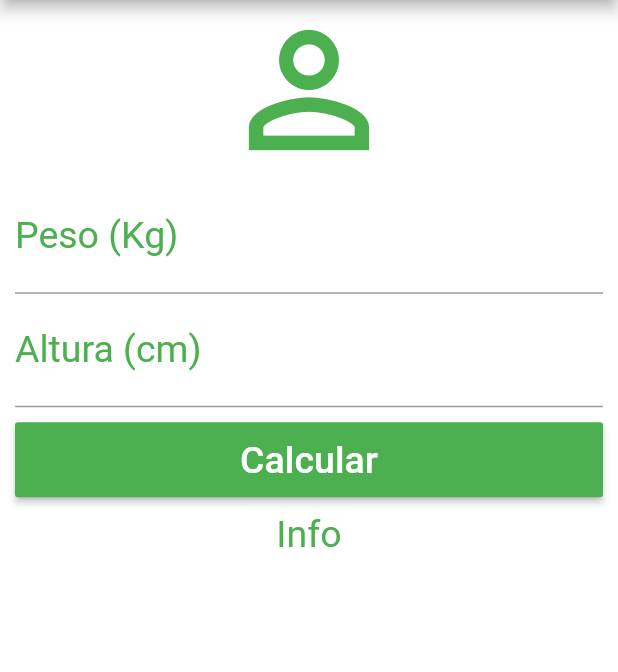
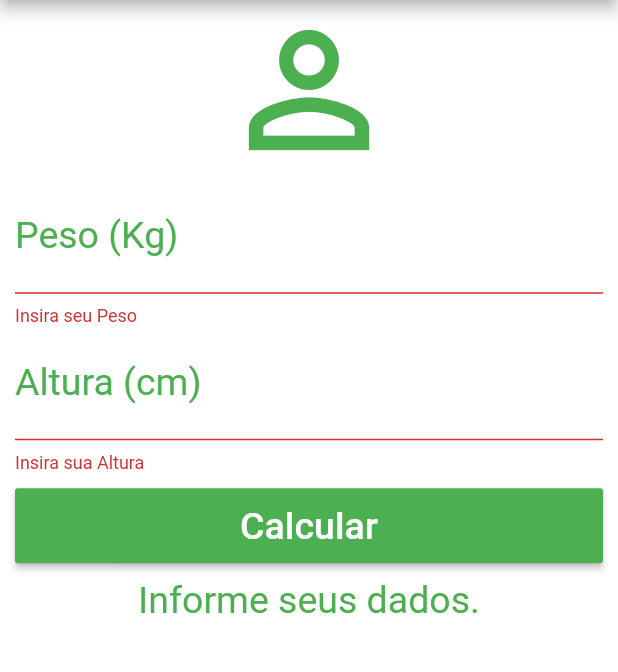
Before and after one commit to llucasmendes/Curso_Flutter_16, a Flutter app: the screen it shows after launch, after a tap on "Calcular", on a phone screen of 412 x 824 dp, the part 84-756 px from its top. Run offline on Flutter 3.47's test engine with Material 2 defaults, Android fonts, the phone set to English and light mode, and no system bars.

Commit message:
funcionalidade de calculo

```diff
--- a/calculadora_de_imc/lib/main.dart
+++ b/calculadora_de_imc/lib/main.dart
@@ -13,6 +13,45 @@
 }
 
 class _HomeState extends State<Home> {
+  TextEditingController weightController = TextEditingController();
+  TextEditingController heightController = TextEditingController();
+
+  GlobalKey<FormState> _formKey = GlobalKey<FormState>();
+
+  String _infoText = "Informe seus dados.";
+
+  void _resetFields() {
+    weightController.text = "";
+    heightController.text = "";
+
+    setState(() {
+      _infoText = "Informe seus dados.";
+    });
+  }
+
+  void _calculate() {
+    setState(() {
+      double weight = double.parse(weightController.text);
+      double height = double.parse(heightController.text) / 100;
+      double imc = weight / (height * height);
+
+      if (imc < 18.6) {
+        _infoText = "Abaixo do Peso IMC: (${imc.toStringAsPrecision(2)})";
+      } else if (imc >= 18.6 && imc < 24.9) {
+        _infoText = "Peso Ideal IMC: (${imc.toStringAsPrecision(2)})";
+      } else if (imc >= 24.9 && imc < 29.9) {
+        _infoText =
+            "Levemente acima do Peso IMC: (${imc.toStringAsPrecision(2)})";
+      } else if (imc >= 29.9 && imc < 34.9) {
+        _infoText = "Obesidade Grau I IMC: (${imc.toStringAsPrecision(2)})";
+      } else if (imc >= 34.9 && imc < 39.9) {
+        _infoText = "Obesidade Grau II IMC: (${imc.toStringAsPrecision(2)})";
+      } else if (imc > 40) {
+        _infoText = "Obesidade Grau III IMC: (${imc.toStringAsPrecision(2)})";
+      }
+    });
+  }
+
   @override
   Widget build(BuildContext context) {
     return Scaffold(
@@ -23,39 +62,57 @@
           actions: <Widget>[
             IconButton(
               icon: Icon(Icons.refresh),
-              onPressed: () {},
+              onPressed: _resetFields,
             )
           ],
         ),
         backgroundColor: Colors.white,
         body: SingleChildScrollView(
           padding: EdgeInsets.fromLTRB(10.0, 0.0, 10.0, 0.0),
+          child: Form(
+            key: _formKey,
             child: Column(
               crossAxisAlignment: CrossAxisAlignment.stretch,
               children: <Widget>[
                 Icon(Icons.person_outline, size: 120.0, color: Colors.green),
-              TextField(
+                TextFormField(
                   keyboardType: TextInputType.number,
                   decoration: InputDecoration(
                       labelText: "Peso (Kg)",
                       labelStyle: TextStyle(color: Colors.green)),
                   textAlign: TextAlign.center,
                   style: TextStyle(color: Colors.green, fontSize: 25.0),
+                  controller: weightController,
+                  validator: (value) {
+                    if (value.isEmpty) {
+                      return "Insira seu Peso";
+                    }
+                  },
                 ),
-              TextField(
+                TextFormField(
                   keyboardType: TextInputType.number,
                   decoration: InputDecoration(
                       labelText: "Altura (cm)",
                       labelStyle: TextStyle(color: Colors.green)),
                   textAlign: TextAlign.center,
                   style: TextStyle(color: Colors.green, fontSize: 25.0),
+                  controller: heightController,
+                  validator: (value) {
+                    if (value.isEmpty) {
+                      return "Insira sua Altura";
+                    }
+                  },
                 ),
                 Padding(
                   padding: EdgeInsets.only(top: 10.0, bottom: 10.0),
                   child: Container(
                     height: 50.0,
                     child: RaisedButton(
-                    onPressed: () {},
+                      onPressed: (){
+                        if(_formKey.currentState.validate()){
+                          _calculate();
+                        }
+                      },
                       child: Text(
                         "Calcular",
                         style: TextStyle(color: Colors.white, fontSize: 25.0),
@@ -65,12 +122,13 @@
                   ),
                 ),
                 Text(
-                "Info",
+                  _infoText,
                   textAlign: TextAlign.center,
                   style: TextStyle(color: Colors.green, fontSize: 25.0),
                 ),
               ],
             ),
+          ),
         ));
   }
 }
```
Also changed, not shown: 2 other files. Lines whose indentation alone changed are shown as unchanged.
